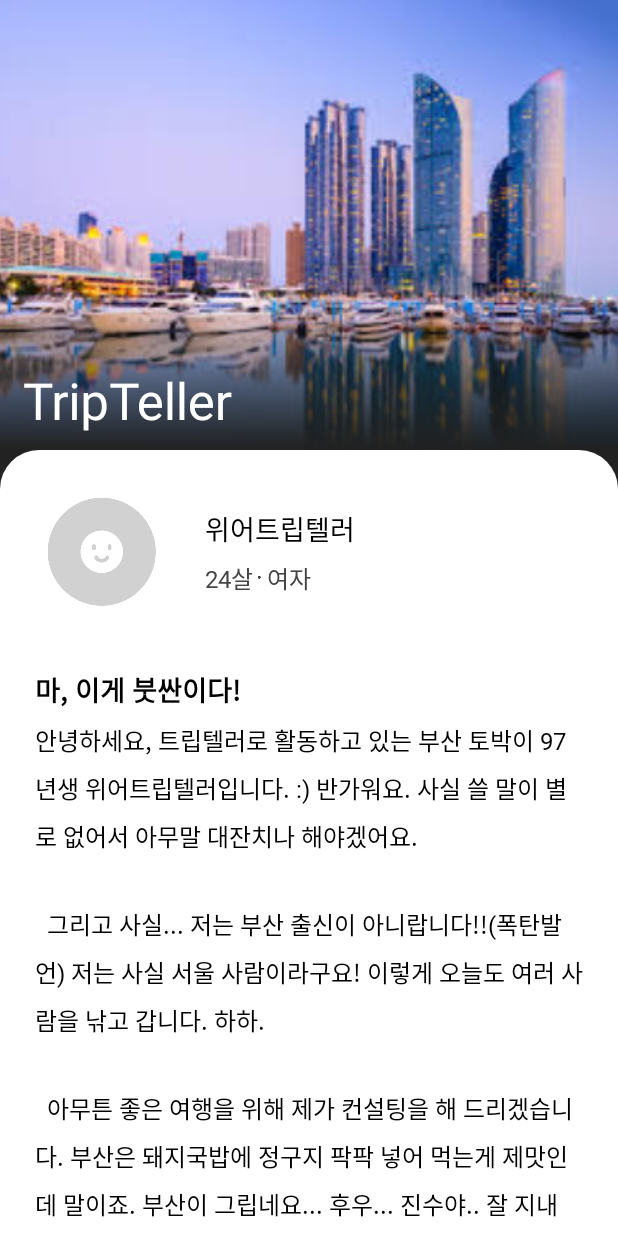
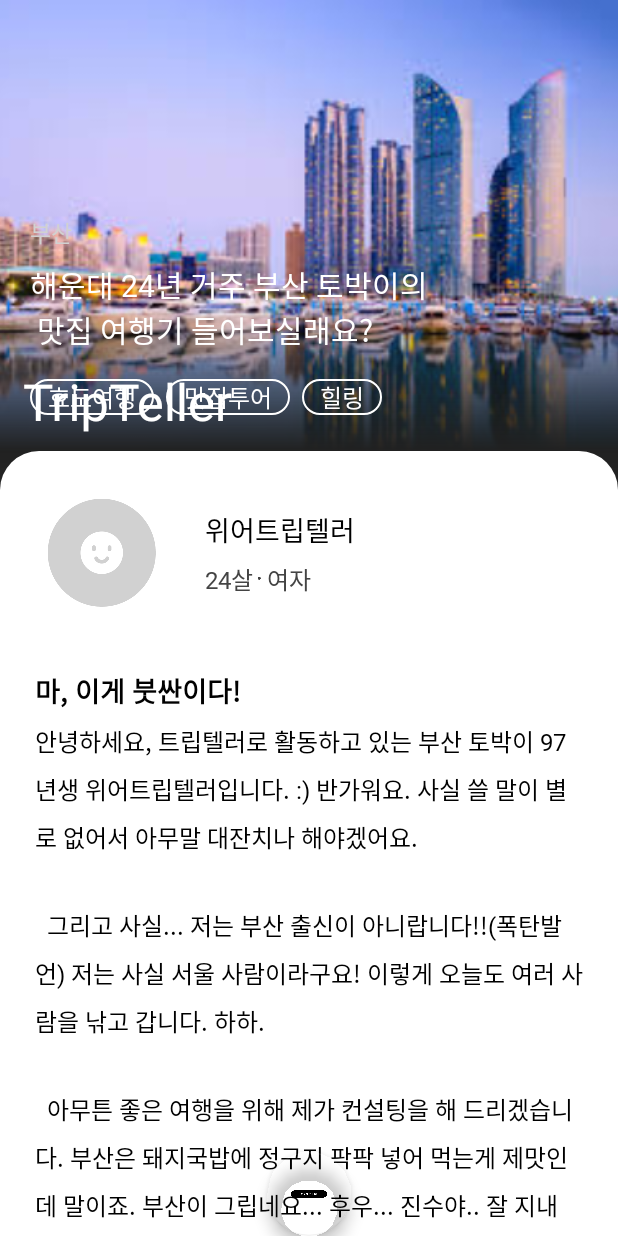
Before and after one commit to Trip-Teller/TripTeller-ANDROID, an Android app: the DetailActivity screen opened directly, with no data from a screen before it, on a phone screen of 412 x 824 dp. Run offline under Robolectric (Android 15) with nearby library versions, the phone set to English and light mode, and no system bars.

Commit message:
[DetailActivity] 상단 완성

```diff
--- a/app/src/main/AndroidManifest.xml
+++ b/app/src/main/AndroidManifest.xml
@@ -18,7 +18,7 @@
                 <category android:name="android.intent.category.LAUNCHER" />
             </intent-filter>
         </activity>
-        <activity android:name=".ui.home.DetailActivity"/>
+        <activity android:name=".ui.home.Detail.DetailActivity"/>
     </application>
 
 </manifest>
--- a/app/src/main/java/com/our/tripteller/ui/home/HomeData.kt
+++ b/app/src/main/java/com/our/tripteller/data/HomeData.kt
@@ -1,4 +1,4 @@
-package com.our.tripteller.ui.home
+package com.our.tripteller.data
 
 data class HomeData(
     val mainimg : String,
--- a/app/src/main/java/com/our/tripteller/ui/home/RegionData.kt
+++ b/app/src/main/java/com/our/tripteller/data/RegionData.kt
@@ -1,4 +1,4 @@
-package com.our.tripteller.ui.home
+package com.our.tripteller.data
 
 data class RegionData(
     val id: String,
--- a/app/src/main/java/com/our/tripteller/ui/home/DetailActivity.kt
+++ b/app/src/main/java/com/our/tripteller/ui/home/Detail/DetailActivity.kt
@@ -1,7 +1,8 @@
-package com.our.tripteller.ui.home
+package com.our.tripteller.ui.home.Detail
 
 import androidx.appcompat.app.AppCompatActivity
 import android.os.Bundle
+import androidx.recyclerview.widget.LinearLayoutManager
 import com.our.tripteller.R
 import kotlinx.android.synthetic.main.activity_detail.*
 
@@ -10,7 +11,12 @@
         super.onCreate(savedInstanceState)
         setContentView(R.layout.activity_detail)
 
+        var detailHashtagAdapter = DetailHashtagAdapter(view.context)
         setSupportActionBar(toolbar)
         supportActionBar!!.setDisplayHomeAsUpEnabled(false)
+
+        act_detail_rv_hashtag.adapter = detailHashtagAdapter
+        act_detail_rv_hashtag.layoutManager = LinearLayoutManager(applicationContext, LinearLayoutManager.HORIZONTAL, false)
+
     }
 }
--- /dev/null
+++ b/app/src/main/java/com/our/tripteller/ui/home/Detail/DetailHashtagAdapter.kt
@@ -0,0 +1,45 @@
+package com.our.tripteller.ui.home.Detail
+
+import android.content.Context
+import android.view.LayoutInflater
+import android.view.View
+import android.view.ViewGroup
+import android.widget.TextView
+import androidx.recyclerview.widget.RecyclerView
+import com.our.tripteller.R
+
+class DetailHashtagAdapter (private val context: Context): RecyclerView.Adapter<DetailHashtagViewHolder>(){
+
+    data class HashtagData(
+        val hashtagData: String
+    )
+
+    var datas = arrayListOf<HashtagData>(
+        HashtagData("효도여행"),
+        HashtagData("맛집투어"),
+        HashtagData("힐링")
+    )
+
+    override fun onCreateViewHolder(parent: ViewGroup, viewType: Int): DetailHashtagViewHolder {
+        val view = LayoutInflater.from(context).inflate(R.layout.item_detail_hashtag, parent, false)
+        return DetailHashtagViewHolder(view)
+    }
+
+    override fun getItemCount(): Int {
+        return datas.size
+    }
+
+    override fun onBindViewHolder(holder: DetailHashtagViewHolder, position: Int) {
+        holder.bind(datas[position])
+    }
+
+}
+
+
+class DetailHashtagViewHolder(itemview: View): RecyclerView.ViewHolder(itemview) {
+    val item_detail_hashtag = itemview.findViewById<TextView>(R.id.item_detail_hashtag)
+
+    fun bind(datas: DetailHashtagAdapter.HashtagData) {
+        item_detail_hashtag.text = datas.hashtagData
+    }
+}
--- a/app/src/main/java/com/our/tripteller/ui/home/HomeAdapter.kt
+++ b/app/src/main/java/com/our/tripteller/ui/home/HomeAdapter.kt
@@ -6,6 +6,7 @@
 import android.view.ViewGroup
 import androidx.recyclerview.widget.RecyclerView
 import com.our.tripteller.R
+import com.our.tripteller.data.HomeData
 
 class HomeAdapter(private val context : Context, val itemClick: (View) -> Unit) : RecyclerView.Adapter<HomeViewHolder>() {
     var datas = mutableListOf<HomeData>()
--- a/app/src/main/java/com/our/tripteller/ui/home/HomeViewHolder.kt
+++ b/app/src/main/java/com/our/tripteller/ui/home/HomeViewHolder.kt
@@ -6,6 +6,7 @@
 import androidx.recyclerview.widget.RecyclerView
 import com.bumptech.glide.Glide
 import com.our.tripteller.R
+import com.our.tripteller.data.HomeData
 
 class HomeViewHolder(itemView: View, val itemClick: (View) -> Unit) : RecyclerView.ViewHolder(itemView) {
 
--- a/app/src/main/java/com/our/tripteller/ui/home/RegionAdapter.kt
+++ b/app/src/main/java/com/our/tripteller/ui/home/RegionAdapter.kt
@@ -5,6 +5,7 @@
 import android.view.ViewGroup
 import androidx.recyclerview.widget.RecyclerView
 import com.our.tripteller.R
+import com.our.tripteller.data.RegionData
 
 class RegionAdapter(private val context : Context) : RecyclerView.Adapter<RegionViewHolder>() {
     var datas = mutableListOf<RegionData>()
--- a/app/src/main/java/com/our/tripteller/ui/home/RegionViewHolder.kt
+++ b/app/src/main/java/com/our/tripteller/ui/home/RegionViewHolder.kt
@@ -4,6 +4,7 @@
 import android.widget.ImageView
 import androidx.recyclerview.widget.RecyclerView
 import com.our.tripteller.R
+import com.our.tripteller.data.RegionData
 
 class RegionViewHolder(itemView: View) : RecyclerView.ViewHolder(itemView) {
 
--- a/app/src/main/res/layout/activity_detail.xml
+++ b/app/src/main/res/layout/activity_detail.xml
@@ -1,18 +1,17 @@
 <?xml version="1.0" encoding="utf-8"?>
-<androidx.coordinatorlayout.widget.CoordinatorLayout
-    xmlns:android="http://schemas.android.com/apk/res/android"
+<androidx.coordinatorlayout.widget.CoordinatorLayout xmlns:android="http://schemas.android.com/apk/res/android"
+    xmlns:app="http://schemas.android.com/apk/res-auto"
     xmlns:tools="http://schemas.android.com/tools"
-    xmlns:app="http://schemas.android.com/apk/res-auto"
     android:layout_width="match_parent"
     android:layout_height="match_parent"
+    android:background="@drawable/black_bottom_gradation"
     android:fitsSystemWindows="true"
-    android:background="@drawable/black_bottom_gradation"
-    tools:context=".ui.home.DetailActivity">
+    tools:context=".ui.home.Detail.DetailActivity">
 
     <com.google.android.material.appbar.AppBarLayout
         android:id="@+id/appBarLayout"
         android:layout_width="match_parent"
-        android:layout_height="300dp"
+        android:layout_height="wrap_content"
         android:fitsSystemWindows="true"
         android:theme="@style/ThemeOverlay.MaterialComponents.Dark">
 
@@ -21,17 +20,24 @@
             android:layout_height="match_parent"
             android:fitsSystemWindows="true"
             app:contentScrim="@color/black"
+            app:expandedTitleMarginBottom="20dp"
             app:expandedTitleMarginStart="15dp"
-            app:expandedTitleMarginBottom="20dp"
             app:layout_scrollFlags="scroll|exitUntilCollapsed|snap">
+
+            <FrameLayout
+                android:layout_width="match_parent"
+                android:layout_height="wrap_content"
+                android:layout_gravity="bottom"
+                android:orientation="vertical"
+                app:layout_collapseMode="pin">
 
                 <ImageView
                     android:layout_width="match_parent"
                     android:layout_height="match_parent"
+                    android:fitsSystemWindows="true"
+                    android:scaleType="centerCrop"
                     android:src="@drawable/busan"
-                android:scaleType="centerCrop"
-                android:fitsSystemWindows="true"
-                app:layout_collapseMode="pin"/>
+                    app:layout_collapseMode="pin" />
 
                 <View
                     android:layout_width="match_parent"
@@ -39,30 +45,81 @@
                     android:layout_gravity="bottom"
                     android:background="@drawable/black_bottom_gradation" />
 
+                <androidx.constraintlayout.widget.ConstraintLayout
+                    android:layout_width="match_parent"
+                    android:layout_height="wrap_content"
+                    android:layout_marginHorizontal="20dp"
+                    android:layout_marginBottom="24dp">
+
+                    <TextView
+                        android:id="@+id/textView"
+                        android:layout_width="wrap_content"
+                        android:layout_height="wrap_content"
+                        android:layout_marginTop="143dp"
+                        android:fontFamily="@font/noto_sans_kr_regular"
+                        android:text="부산"
+                        android:textColor="@color/tripteller_grey_04_2"
+                        android:textSize="15sp"
+                        app:layout_constraintStart_toStartOf="parent"
+                        app:layout_constraintTop_toTopOf="parent" />
+
+                    <TextView
+                        android:id="@+id/textView4"
+                        style="@style/TextStyle3"
+                        android:layout_width="wrap_content"
+                        android:layout_height="wrap_content"
+                        android:layout_marginTop="8dp"
+                        android:textColor="@color/white"
+                        app:layout_constraintStart_toStartOf="parent"
+                        app:layout_constraintTop_toBottomOf="@+id/textView"
+                        android:text="해운대 24년 거주 부산 토박이의 \n
+맛집 여행기 들어보실래요?" />
+
+                    <androidx.recyclerview.widget.RecyclerView
+                        android:id="@+id/act_detail_rv_hashtag"
+                        android:layout_width="wrap_content"
+                        android:layout_height="wrap_content"
+                        android:layout_marginTop="18dp"
+                        app:layout_constraintStart_toStartOf="parent"
+                        app:layout_constraintTop_toBottomOf="@+id/textView4"
+                        tools:itemCount="1"
+                        tools:listitem="@layout/item_detail_hashtag" />
+                </androidx.constraintlayout.widget.ConstraintLayout>
+
+
+            </FrameLayout>
+
             <androidx.appcompat.widget.Toolbar
                 android:id="@+id/toolbar"
                 android:layout_width="match_parent"
                 android:layout_height="0dp"
+                android:theme="@style/ThemeOverlay.MaterialComponents.Light"
                 app:contentInsetStart="0dp"
                 app:contentInsetStartWithNavigation="0dp"
-                app:layout_collapseMode="pin"
-                android:theme="@style/ThemeOverlay.MaterialComponents.Light"/>
+                app:layout_collapseMode="pin" />
 
         </com.google.android.material.appbar.CollapsingToolbarLayout>
     </com.google.android.material.appbar.AppBarLayout>
 
+    <com.google.android.material.floatingactionbutton.FloatingActionButton
+        android:layout_width="match_parent"
+        android:layout_height="wrap_content"
+        android:layout_gravity="bottom|center_horizontal"
+        android:src="@drawable/btn_getconsult"
+        app:backgroundTint="#00000000" />
+
     <androidx.core.widget.NestedScrollView
         android:layout_width="match_parent"
         android:layout_height="wrap_content"
+        android:background="@drawable/black_top_gradation"
         android:overScrollMode="never"
-        android:background="@drawable/black_top_gradation"
         app:layout_behavior="com.google.android.material.appbar.AppBarLayout$ScrollingViewBehavior">
 
         <LinearLayout
             android:layout_width="match_parent"
             android:layout_height="wrap_content"
-            android:orientation="vertical"
-            android:background="@drawable/white_top_roundbox">
+            android:background="@drawable/white_top_roundbox"
+            android:orientation="vertical">
 
             <androidx.constraintlayout.widget.ConstraintLayout
                 android:layout_width="match_parent"
@@ -94,21 +151,21 @@
                     android:layout_width="wrap_content"
                     android:layout_height="wrap_content"
                     android:layout_marginLeft="15dp"
+                    android:fontFamily="@font/noto_sans_kr_bold"
                     android:text="위어트립텔러"
-                    android:fontFamily="@font/noto_sans_kr_bold"
                     android:textColor="@color/black"
                     android:textSize="18sp"
+                    app:layout_constraintBottom_toTopOf="@+id/textView3"
                     app:layout_constraintStart_toEndOf="@+id/view"
-                    app:layout_constraintTop_toTopOf="@+id/act_detail_img_profile"
-                    app:layout_constraintBottom_toTopOf="@+id/textView3"/>
+                    app:layout_constraintTop_toTopOf="@+id/act_detail_img_profile" />
 
                 <TextView
                     android:id="@+id/textView3"
                     android:layout_width="wrap_content"
                     android:layout_height="wrap_content"
+                    android:fontFamily="@font/noto_sans_kr_regular"
                     android:text="24살"
                     android:textColor="@color/greyish_brown"
-                    android:fontFamily="@font/noto_sans_kr_regular"
                     android:textSize="16sp"
                     android:textStyle="normal"
                     app:layout_constraintBottom_toBottomOf="@+id/act_detail_img_profile"
@@ -120,8 +177,8 @@
                     android:layout_width="wrap_content"
                     android:layout_height="wrap_content"
                     android:layout_marginStart="3dp"
+                    android:fontFamily="@font/noto_sans_kr_regular"
                     android:src="@drawable/ic_dot"
-                    android:fontFamily="@font/noto_sans_kr_regular"
                     app:layout_constraintBottom_toBottomOf="@+id/textView3"
                     app:layout_constraintStart_toEndOf="@+id/textView3"
                     app:layout_constraintTop_toTopOf="@+id/textView3" />
@@ -130,10 +187,10 @@
                     android:layout_width="wrap_content"
                     android:layout_height="wrap_content"
                     android:layout_marginStart="4dp"
+                    android:fontFamily="@font/noto_sans_kr_regular"
                     android:text="여자"
                     android:textColor="@color/greyish_brown"
                     android:textSize="16sp"
-                    android:fontFamily="@font/noto_sans_kr_regular"
                     app:layout_constraintBottom_toBottomOf="@+id/textView3"
                     app:layout_constraintStart_toEndOf="@+id/imageView"
                     app:layout_constraintTop_toTopOf="@+id/textView3" />
@@ -144,21 +201,20 @@
                 android:id="@+id/act_detail_txt_content_title"
                 android:layout_width="wrap_content"
                 android:layout_height="wrap_content"
-                android:textStyle="bold"
+                android:layout_marginLeft="23dp"
+                android:layout_marginTop="10dp"
+                android:fontFamily="@font/noto_sans_kr_bold"
+                android:text="마, 이게 붓싼이다! "
+                android:textColor="@color/black"
                 android:textSize="18sp"
-                android:textColor="@color/black"
-                android:text="마, 이게 붓싼이다! "
-                android:fontFamily="@font/noto_sans_kr_bold"
-                android:layout_marginTop="10dp"
-                android:layout_marginLeft="23dp"/>
+                android:textStyle="bold" />
 
             <TextView
                 android:id="@+id/act_detail_txt_content_content"
                 android:layout_width="wrap_content"
                 android:layout_height="wrap_content"
-                android:textStyle="normal"
-                android:textSize="16sp"
-                android:textColor="@color/black"
+                android:layout_marginHorizontal="23dp"
+                android:layout_marginTop="8dp"
                 android:fontFamily="@font/noto_sans_kr_regular"
                 android:lineSpacingExtra="8sp"
                 android:text="안녕하세요, 트립텔러로 활동하고 있는 부산 토박이 97년생 위어트립텔러입니다. :) 반가워요. 사실 쓸 말이 별로 없어서 아무말 대잔치나 해야겠어요.\n\n
@@ -166,94 +222,90 @@
 그리고 사실... 저는 부산 출신이 아니랍니다!!(폭탄발언) 저는 사실 서울 사람이라구요! 이렇게 오늘도 여러 사람을 낚고 갑니다. 하하.\n\n
 
 아무튼 좋은 여행을 위해 제가 컨설팅을 해 드리겠습니다. 부산은 돼지국밥에 정구지 팍팍 넣어 먹는게 제맛인데 말이죠. 부산이 그립네요... 후우... 진수야.. 잘 지내니...?"
+                android:textColor="@color/black"
 
-                android:layout_marginHorizontal="23dp"
-                android:layout_marginTop="8dp"/>
+                android:textSize="16sp"
+                android:textStyle="normal" />
 
             <LinearLayout
                 android:layout_width="match_parent"
                 android:layout_height="wrap_content"
-                android:background="@drawable/iceblue_roundbox"
                 android:layout_marginHorizontal="11dp"
                 android:layout_marginTop="28dp"
-                android:padding="12dp"
-                android:orientation="vertical">
+                android:background="@drawable/iceblue_roundbox"
+                android:orientation="vertical"
+                android:padding="12dp">
 
                 <TextView
                     android:layout_width="wrap_content"
                     android:layout_height="wrap_content"
                     android:fontFamily="@font/noto_sans_kr_bold"
-                    android:textSize="18sp"
+                    android:text="추천맛집 🥘"
                     android:textColor="@color/black"
-                    android:text="추천맛집 🥘" />
+                    android:textSize="18sp" />
 
                 <TextView
                     android:layout_width="wrap_content"
                     android:layout_height="wrap_content"
+                    android:layout_marginTop="8dp"
                     android:fontFamily="@font/noto_sans_kr_regular"
-                    android:textSize="16sp"
+                    android:lineSpacingExtra="8sp"
+                    android:text="저는 부산의 OO돼지국밥을 추천드려요! 45년 경력의 할머님이 운영 중인데 내공이 느껴지는 깊은 맛이랄까요!\n장소는 부산광역시 해운대구 00-000 랍니다!"
                     android:textColor="@color/black"
-                    android:lineSpacingExtra="8sp"
-                    android:layout_marginTop="8dp"
-                    android:text="저는 부산의 OO돼지국밥을 추천드려요! 45년 경력의 할머님이 운영 중인데 내공이 느껴지는 깊은 맛이랄까요!\n장소는 부산광역시 해운대구 00-000 랍니다!"
-                    />
+                    android:textSize="16sp" />
 
                 <TextView
                     android:layout_width="wrap_content"
                     android:layout_height="wrap_content"
+                    android:layout_marginTop="28dp"
                     android:fontFamily="@font/noto_sans_kr_bold"
-                    android:textSize="18sp"
+                    android:text="추천카페 ☕️"
                     android:textColor="@color/black"
-                    android:text="추천카페 ☕️"
-                    android:layout_marginTop="28dp"
-                    />
+                    android:textSize="18sp" />
 
                 <TextView
                     android:layout_width="wrap_content"
                     android:layout_height="wrap_content"
+                    android:layout_marginTop="8dp"
                     android:fontFamily="@font/noto_sans_kr_regular"
-                    android:textStyle="normal"
-                    android:textSize="16sp"
-                    android:textColor="@color/black"
                     android:lineSpacingExtra="8sp"
-                    android:layout_marginTop="8dp"
                     android:text="해운대가 훤히 보이는 OO카페를 추천드려요~\n
 뷰가 아주 좋답니다 ㅎㅎ 여기서 대판 싸웠던 고등학교 동창들과 화해했던 기억이 나네요!"
-                    />
+                    android:textColor="@color/black"
+                    android:textSize="16sp"
+                    android:textStyle="normal" />
 
                 <TextView
                     android:layout_width="wrap_content"
                     android:layout_height="wrap_content"
+                    android:layout_marginTop="28dp"
                     android:fontFamily="@font/noto_sans_kr_bold"
-                    android:textSize="18sp"
-                    android:layout_marginTop="28dp"
+                    android:text="추천명소 🏝️"
                     android:textColor="@color/black"
-                    android:text="추천명소 🏝️"
-                    />
+                    android:textSize="18sp" />
 
                 <TextView
                     android:layout_width="wrap_content"
                     android:layout_height="wrap_content"
+                    android:layout_marginTop="8dp"
                     android:fontFamily="@font/noto_sans_kr_regular"
-                    android:textSize="16sp"
+                    android:lineSpacingExtra="8sp"
+                    android:text="저는 다대포 해수욕장을 추천드려요! 전세계에서 가장 아름다운 낙조를 보실 수 있을 거예요. 아주 로맨틱해서 프로포즈 장소로도 손색이 없죠!"
                     android:textColor="@color/black"
-                    android:lineSpacingExtra="8sp"
-                    android:layout_marginTop="8dp"
-                    android:text="저는 다대포 해수욕장을 추천드려요! 전세계에서 가장 아름다운 낙조를 보실 수 있을 거예요. 아주 로맨틱해서 프로포즈 장소로도 손색이 없죠!"
-                    />
+                    android:textSize="16sp" />
             </LinearLayout>
 
             <ImageView
                 android:layout_width="wrap_content"
                 android:layout_height="wrap_content"
-                android:src="@drawable/btn_getconsult"
+                android:layout_gravity="center_horizontal"
                 android:layout_marginTop="28dp"
-                android:layout_gravity="center_horizontal"
-                android:layout_marginBottom="16dp"/>
+                android:layout_marginBottom="16dp"
+                android:src="@drawable/btn_getconsult" />
+
 
         </LinearLayout>
     </androidx.core.widget.NestedScrollView>
 
 
-
 </androidx.coordinatorlayout.widget.CoordinatorLayout>
--- /dev/null
+++ b/app/src/main/res/layout/item_detail_hashtag.xml
@@ -0,0 +1,25 @@
+<?xml version="1.0" encoding="utf-8"?>
+<androidx.constraintlayout.widget.ConstraintLayout xmlns:android="http://schemas.android.com/apk/res/android"
+    xmlns:app="http://schemas.android.com/apk/res-auto"
+    android:layout_width="wrap_content"
+    android:layout_height="wrap_content"
+    android:background="@drawable/white_roundstroke_17"
+    android:layout_marginRight="8dp">
+
+    <TextView
+        android:id="@+id/item_detail_hashtag"
+        android:layout_width="wrap_content"
+        android:layout_height="wrap_content"
+        android:fontFamily="@font/noto_sans_kr_medium"
+        android:lineSpacingExtra="8.9sp"
+        android:text="효도여행"
+        android:textColor="@color/white"
+        android:textSize="16sp"
+        android:textStyle="normal"
+        app:layout_constraintBottom_toBottomOf="parent"
+        app:layout_constraintEnd_toEndOf="parent"
+        app:layout_constraintStart_toStartOf="parent"
+        app:layout_constraintTop_toTopOf="parent"
+        android:textAlignment="center"
+        android:paddingHorizontal="12dp" />
+</androidx.constraintlayout.widget.ConstraintLayout>
--- a/app/src/main/res/values/styles.xml
+++ b/app/src/main/res/values/styles.xml
@@ -11,4 +11,25 @@
         <item name="android:windowBackground">@color/white</item>
     </style>
 
+    <style name="TextStyle3">
+        <item name="android:fontFamily">@font/noto_sans_kr_medium</item>
+        <item name="android:textStyle">normal</item>
+        <item name="android:textSize">20sp</item>
+        <item name="android:textColor">@color/white</item>
+    </style>
+
+    <style name="TextStyle2">
+        <item name="android:fontFamily">@font/noto_sans_kr_regular</item>
+        <item name="android:textStyle">normal</item>
+        <item name="android:textSize">16sp</item>
+        <item name="android:textColor">@color/white</item>
+    </style>
+
+    <style name="TextStyle">
+        <item name="android:fontFamily">@font/noto_sans_kr_medium</item>
+        <item name="android:textStyle">normal</item>
+        <item name="android:textSize">14sp</item>
+        <item name="android:textColor">@color/white</item>
+    </style>
+
 </resources>
```
Also changed, not shown: app/src/main/java/com/our/tripteller/ui/home/MainFragment.kt (+97 -14 lines). Lines whose indentation alone changed are shown as unchanged.
